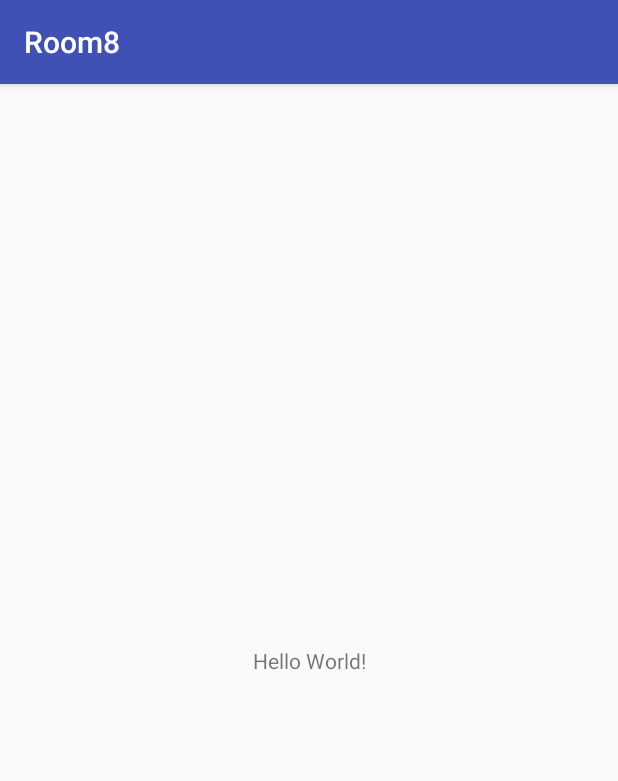
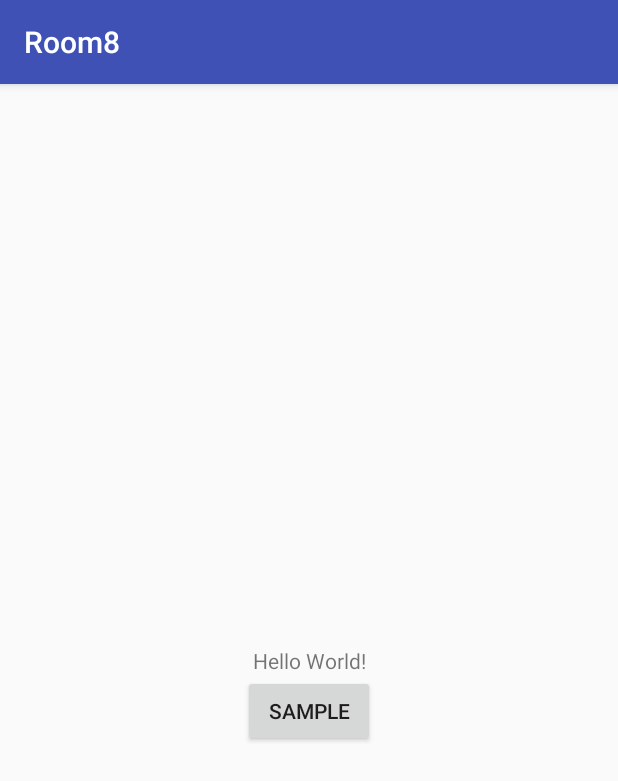
Before and after one commit to ubclaunchpad/Room8, an Android app: the screen it shows after launch (MainActivity), on a phone screen of 412 x 824 dp. Shown: the top 781 px of the screen. Run offline under Robolectric (Android 15) with nearby library versions, the phone set to English and light mode, and no system bars.

Commit message:
Sample commit to non-master branch

```diff
--- a/app/src/main/java/com/ubclaunchpad/room8/MainActivity.java
+++ b/app/src/main/java/com/ubclaunchpad/room8/MainActivity.java
@@ -2,12 +2,17 @@ package com.ubclaunchpad.room8;
 
 import android.support.v7.app.AppCompatActivity;
 import android.os.Bundle;
+import android.widget.Button;
 
 public class MainActivity extends AppCompatActivity {
+
+    Button btnSample;
 
     @Override
     protected void onCreate(Bundle savedInstanceState) {
         super.onCreate(savedInstanceState);
         setContentView(R.layout.activity_main);
+
+        btnSample = findViewById(R.id.btnSample);
     }
 }
--- a/app/src/main/res/layout/activity_main.xml
+++ b/app/src/main/res/layout/activity_main.xml
@@ -7,6 +7,7 @@
     tools:context=".MainActivity">
 
     <TextView
+        android:id="@+id/txtView"
         android:layout_width="wrap_content"
         android:layout_height="wrap_content"
         android:text="Hello World!"
@@ -15,4 +16,13 @@
         app:layout_constraintRight_toRightOf="parent"
         app:layout_constraintTop_toTopOf="parent" />
 
+    <Button
+        android:id="@+id/btnSample"
+        android:layout_width="wrap_content"
+        android:layout_height="wrap_content"
+        android:text="Sample"
+        app:layout_constraintLeft_toLeftOf="parent"
+        app:layout_constraintRight_toRightOf="parent"
+        app:layout_constraintTop_toBottomOf="@+id/txtView" />
+
 </android.support.constraint.ConstraintLayout>
```
